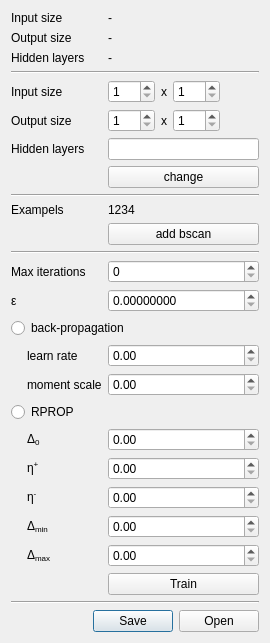
Above: ui/marker_segmentation_nn.ui from neurodial/OCT-Marker before the change. Below: the same form after it.
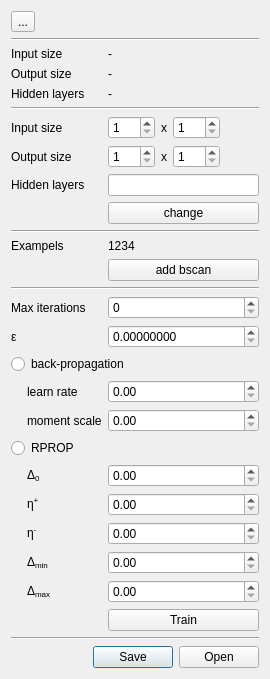
That is the form after the change. Icons and pictures are not drawn.

What changed in the file:
```diff
--- a/ui/marker_segmentation_nn.ui
+++ b/ui/marker_segmentation_nn.ui
@@ -14,24 +14,114 @@
    <string>Form</string>
   </property>
   <layout class="QGridLayout" name="gridLayout_9">
-   <item row="0" column="0" colspan="2">
-    <widget class="QLabel" name="label">
+   <item row="26" column="1">
+    <widget class="QLabel" name="label_19">
      <property name="text">
-      <string>Input size</string>
+      <string>η&lt;sup&gt;+&lt;/sup&gt;</string>
      </property>
     </widget>
    </item>
-   <item row="11" column="2">
-    <widget class="QPushButton" name="pbAddBscanExampels">
+   <item row="25" column="2">
+    <widget class="QDoubleSpinBox" name="sbDelta0"/>
+   </item>
+   <item row="27" column="1">
+    <widget class="QLabel" name="label_20">
      <property name="text">
-      <string>add bscan</string>
+      <string>η&lt;sup&gt;-&lt;/sup&gt;</string>
      </property>
     </widget>
    </item>
-   <item row="19" column="2">
-    <widget class="QDoubleSpinBox" name="sbLearnRate"/>
+   <item row="30" column="0">
+    <widget class="QLabel" name="label_23">
+     <property name="sizePolicy">
+      <sizepolicy hsizetype="Fixed" vsizetype="Preferred">
+       <horstretch>0</horstretch>
+       <verstretch>0</verstretch>
+      </sizepolicy>
+     </property>
+     <property name="minimumSize">
+      <size>
+       <width>10</width>
+       <height>10</height>
+      </size>
+     </property>
+     <property name="baseSize">
+      <size>
+       <width>10</width>
+       <height>10</height>
+      </size>
+     </property>
+     <property name="text">
+      <string/>
+     </property>
+    </widget>
    </item>
-   <item row="4" column="0" colspan="2">
+   <item row="8" column="0" colspan="2">
+    <widget class="QLabel" name="label_25">
+     <property name="enabled">
+      <bool>true</bool>
+     </property>
+     <property name="text">
+      <string>Output size</string>
+     </property>
+    </widget>
+   </item>
+   <item row="10" column="2">
+    <widget class="QPushButton" name="pbSetNNConfig">
+     <property name="enabled">
+      <bool>true</bool>
+     </property>
+     <property name="text">
+      <string>change</string>
+     </property>
+    </widget>
+   </item>
+   <item row="11" column="0" colspan="3">
+    <widget class="Line" name="line_8">
+     <property name="orientation">
+      <enum>Qt::Horizontal</enum>
+     </property>
+    </widget>
+   </item>
+   <item row="5" column="0" colspan="2">
+    <widget class="QLabel" name="label_3">
+     <property name="text">
+      <string>Hidden layers</string>
+     </property>
+    </widget>
+   </item>
+   <item row="9" column="0" colspan="2">
+    <widget class="QLabel" name="label_4">
+     <property name="enabled">
+      <bool>true</bool>
+     </property>
+     <property name="text">
+      <string>Hidden layers</string>
+     </property>
+    </widget>
+   </item>
+   <item row="9" column="2">
+    <widget class="QLineEdit" name="lineEditHiddenLayers">
+     <property name="enabled">
+      <bool>true</bool>
+     </property>
+    </widget>
+   </item>
+   <item row="6" column="0" colspan="3">
+    <widget class="Line" name="line">
+     <property name="orientation">
+      <enum>Qt::Horizontal</enum>
+     </property>
+    </widget>
+   </item>
+   <item row="3" column="2">
+    <widget class="QLabel" name="labelActInputSize">
+     <property name="text">
+      <string>-</string>
+     </property>
+    </widget>
+   </item>
+   <item row="7" column="0" colspan="2">
     <widget class="QLabel" name="label_24">
      <property name="enabled">
       <bool>true</bool>
@@ -41,56 +131,100 @@
      </property>
     </widget>
    </item>
-   <item row="18" column="0" colspan="3">
+   <item row="21" column="0" colspan="3">
     <widget class="QRadioButton" name="rbBackPropagation">
      <property name="text">
       <string>back-propagation</string>
      </property>
     </widget>
    </item>
-   <item row="27" column="2">
+   <item row="30" column="2">
     <widget class="QPushButton" name="pushButtonTrain">
      <property name="text">
       <string>Train</string>
      </property>
     </widget>
    </item>
-   <item row="9" column="2">
+   <item row="23" column="2">
+    <widget class="QDoubleSpinBox" name="sbMomentScale"/>
+   </item>
+   <item row="24" column="0" colspan="3">
+    <widget class="QRadioButton" name="rbRPROP">
+     <property name="text">
+      <string>RPROP</string>
+     </property>
+    </widget>
+   </item>
+   <item row="29" column="1">
+    <widget class="QLabel" name="label_22">
+     <property name="text">
+      <string>Δ&lt;sub&gt;max&lt;/sub&gt;</string>
+     </property>
+    </widget>
+   </item>
+   <item row="23" column="1">
+    <widget class="QLabel" name="label_17">
+     <property name="text">
+      <string>moment scale</string>
+     </property>
+    </widget>
+   </item>
+   <item row="12" column="2">
     <widget class="QLabel" name="labelNumberExampels">
      <property name="text">
       <string>1234</string>
      </property>
     </widget>
    </item>
-   <item row="9" column="0" colspan="2">
+   <item row="12" column="0" colspan="2">
     <widget class="QLabel" name="label_12">
      <property name="text">
       <string>Exampels</string>
      </property>
     </widget>
    </item>
-   <item row="12" column="0" colspan="3">
+   <item row="15" column="0" colspan="3">
     <widget class="Line" name="line_6">
      <property name="orientation">
       <enum>Qt::Horizontal</enum>
      </property>
     </widget>
    </item>
-   <item row="22" column="1">
+   <item row="4" column="2">
+    <widget class="QLabel" name="labelActOutputSize">
+     <property name="text">
+      <string>-</string>
+     </property>
+    </widget>
+   </item>
+   <item row="5" column="2">
+    <widget class="QLabel" name="labelActHiddenLayers">
+     <property name="cursor">
+      <cursorShape>IBeamCursor</cursorShape>
+     </property>
+     <property name="text">
+      <string>-</string>
+     </property>
+     <property name="textInteractionFlags">
+      <set>Qt::TextSelectableByKeyboard|Qt::TextSelectableByMouse</set>
+     </property>
+    </widget>
+   </item>
+   <item row="25" column="1">
     <widget class="QLabel" name="label_18">
      <property name="text">
       <string>Δ&lt;sub&gt;0&lt;/sub&gt;</string>
      </property>
     </widget>
    </item>
-   <item row="19" column="1">
+   <item row="22" column="1">
     <widget class="QLabel" name="label_16">
      <property name="text">
       <string>learn rate</string>
      </property>
     </widget>
    </item>
-   <item row="31" column="1" colspan="2">
+   <item row="34" column="1" colspan="2">
     <widget class="QDialogButtonBox" name="buttonBoxLoadSave">
      <property name="standardButtons">
       <set>QDialogButtonBox::Open|QDialogButtonBox::Save</set>
@@ -100,7 +234,7 @@
      </property>
     </widget>
    </item>
-   <item row="29" column="1">
+   <item row="32" column="1">
     <spacer name="verticalSpacer_4">
      <property name="orientation">
       <enum>Qt::Vertical</enum>
@@ -113,38 +247,21 @@
      </property>
     </spacer>
    </item>
-   <item row="20" column="2">
-    <widget class="QDoubleSpinBox" name="sbMomentScale"/>
-   </item>
-   <item row="21" column="0" colspan="3">
-    <widget class="QRadioButton" name="rbRPROP">
-     <property name="text">
-      <string>RPROP</string>
-     </property>
-    </widget>
-   </item>
-   <item row="20" column="1">
-    <widget class="QLabel" name="label_17">
-     <property name="text">
-      <string>moment scale</string>
-     </property>
-    </widget>
-   </item>
-   <item row="16" column="0" colspan="2">
+   <item row="19" column="0" colspan="2">
     <widget class="QLabel" name="label_15">
      <property name="text">
       <string>ε</string>
      </property>
     </widget>
    </item>
-   <item row="15" column="0" colspan="2">
+   <item row="18" column="0" colspan="2">
     <widget class="QLabel" name="label_14">
      <property name="text">
       <string>Max iterations</string>
      </property>
     </widget>
    </item>
-   <item row="16" column="2">
+   <item row="19" column="2">
     <widget class="QDoubleSpinBox" name="sbEpsilon">
      <property name="decimals">
       <number>8</number>
@@ -154,87 +271,37 @@
      </property>
     </widget>
    </item>
-   <item row="30" column="0" colspan="3">
-    <widget class="Line" name="line_7">
-     <property name="orientation">
-      <enum>Qt::Horizontal</enum>
-     </property>
-    </widget>
+   <item row="26" column="2">
+    <widget class="QDoubleSpinBox" name="sbNuePlus"/>
    </item>
-   <item row="15" column="2">
-    <widget class="QSpinBox" name="sbMaxIterations">
-     <property name="maximum">
-      <number>10000</number>
-     </property>
-    </widget>
+   <item row="27" column="2">
+    <widget class="QDoubleSpinBox" name="sbNueMinus"/>
    </item>
-   <item row="25" column="1">
-    <widget class="QLabel" name="label_21">
-     <property name="text">
-      <string>Δ&lt;sub&gt;min&lt;/sub&gt;</string>
-     </property>
-    </widget>
-   </item>
-   <item row="24" column="1">
-    <widget class="QLabel" name="label_20">
-     <property name="text">
-      <string>η&lt;sup&gt;-&lt;/sup&gt;</string>
-     </property>
-    </widget>
-   </item>
-   <item row="27" column="0">
-    <widget class="QLabel" name="label_23">
-     <property name="sizePolicy">
-      <sizepolicy hsizetype="Fixed" vsizetype="Preferred">
-       <horstretch>0</horstretch>
-       <verstretch>0</verstretch>
-      </sizepolicy>
-     </property>
-     <property name="minimumSize">
-      <size>
-       <width>10</width>
-       <height>10</height>
-      </size>
-     </property>
-     <property name="baseSize">
-      <size>
-       <width>10</width>
-       <height>10</height>
-      </size>
-     </property>
-     <property name="text">
-      <string/>
-     </property>
-    </widget>
-   </item>
-   <item row="5" column="0" colspan="2">
-    <widget class="QLabel" name="label_25">
-     <property name="enabled">
-      <bool>true</bool>
-     </property>
+   <item row="4" column="0" colspan="2">
+    <widget class="QLabel" name="label_2">
      <property name="text">
       <string>Output size</string>
      </property>
     </widget>
    </item>
+   <item row="3" column="0" colspan="2">
+    <widget class="QLabel" name="label">
+     <property name="text">
+      <string>Input size</string>
+     </property>
+    </widget>
+   </item>
+   <item row="14" column="2">
+    <widget class="QPushButton" name="pbAddBscanExampels">
+     <property name="text">
+      <string>add bscan</string>
+     </property>
+    </widget>
+   </item>
+   <item row="22" column="2">
+    <widget class="QDoubleSpinBox" name="sbLearnRate"/>
+   </item>
    <item row="7" column="2">
-    <widget class="QPushButton" name="pbSetNNConfig">
-     <property name="enabled">
-      <bool>true</bool>
-     </property>
-     <property name="text">
-      <string>change</string>
-     </property>
-    </widget>
-   </item>
-   <item row="8" column="0" colspan="3">
-    <widget class="Line" name="line_8">
-     <property name="orientation">
-      <enum>Qt::Horizontal</enum>
-     </property>
-    </widget>
-   </item>
-   <item row="4" column="2">
     <layout class="QHBoxLayout" name="horizontalLayout_6">
      <item>
       <widget class="QSpinBox" name="spinBoxInputX">
@@ -287,7 +354,13 @@
      </item>
     </layout>
    </item>
-   <item row="5" column="2">
+   <item row="29" column="2">
+    <widget class="QDoubleSpinBox" name="sbDeltaMax"/>
+   </item>
+   <item row="28" column="2">
+    <widget class="QDoubleSpinBox" name="sbDeltaMin"/>
+   </item>
+   <item row="8" column="2">
     <layout class="QHBoxLayout" name="horizontalLayout_8">
      <item>
       <widget class="QSpinBox" name="spinBoxOutputX">
@@ -340,97 +413,65 @@
      </item>
     </layout>
    </item>
-   <item row="23" column="1">
-    <widget class="QLabel" name="label_19">
-     <property name="text">
-      <string>η&lt;sup&gt;+&lt;/sup&gt;</string>
+   <item row="33" column="0" colspan="3">
+    <widget class="Line" name="line_7">
+     <property name="orientation">
+      <enum>Qt::Horizontal</enum>
      </property>
     </widget>
    </item>
-   <item row="22" column="2">
-    <widget class="QDoubleSpinBox" name="sbDelta0"/>
-   </item>
-   <item row="26" column="1">
-    <widget class="QLabel" name="label_22">
-     <property name="text">
-      <string>Δ&lt;sub&gt;max&lt;/sub&gt;</string>
+   <item row="18" column="2">
+    <widget class="QSpinBox" name="sbMaxIterations">
+     <property name="maximum">
+      <number>10000</number>
      </property>
     </widget>
    </item>
-   <item row="26" column="2">
-    <widget class="QDoubleSpinBox" name="sbDeltaMax"/>
-   </item>
-   <item row="25" column="2">
-    <widget class="QDoubleSpinBox" name="sbDeltaMin"/>
-   </item>
-   <item row="23" column="2">
-    <widget class="QDoubleSpinBox" name="sbNuePlus"/>
-   </item>
-   <item row="24" column="2">
-    <widget class="QDoubleSpinBox" name="sbNueMinus"/>
-   </item>
-   <item row="1" column="0" colspan="2">
-    <widget class="QLabel" name="label_2">
+   <item row="28" column="1">
+    <widget class="QLabel" name="label_21">
      <property name="text">
-      <string>Output size</string>
+      <string>Δ&lt;sub&gt;min&lt;/sub&gt;</string>
      </property>
     </widget>
    </item>
-   <item row="2" column="0" colspan="2">
-    <widget class="QLabel" name="label_3">
-     <property name="text">
-      <string>Hidden layers</string>
-     </property>
-    </widget>
+   <item row="0" column="0" colspan="3">
+    <layout class="QHBoxLayout" name="horizontalLayout">
+     <item>
+      <widget class="QToolButton" name="btnShowInOutNN">
+       <property name="text">
+        <string>...</string>
+       </property>
+       <property name="icon">
+        <iconset resource="../application.qrc">
+         <normaloff>:/icons/layers.png</normaloff>:/icons/layers.png</iconset>
+       </property>
+       <property name="checkable">
+        <bool>true</bool>
+       </property>
+      </widget>
+     </item>
+     <item>
+      <spacer name="horizontalSpacer">
+       <property name="orientation">
+        <enum>Qt::Horizontal</enum>
+       </property>
+       <property name="sizeHint" stdset="0">
+        <size>
+         <width>40</width>
+         <height>20</height>
+        </size>
+       </property>
+      </spacer>
+     </item>
+    </layout>
    </item>
-   <item row="6" column="0" colspan="2">
-    <widget class="QLabel" name="label_4">
-     <property name="enabled">
-      <bool>true</bool>
-     </property>
-     <property name="text">
-      <string>Hidden layers</string>
-     </property>
-    </widget>
-   </item>
-   <item row="6" column="2">
-    <widget class="QLineEdit" name="lineEditHiddenLayers">
-     <property name="enabled">
-      <bool>true</bool>
-     </property>
-    </widget>
-   </item>
-   <item row="3" column="0" colspan="3">
-    <widget class="Line" name="line">
+   <item row="1" column="0" colspan="3">
+    <widget class="Line" name="line_2">
      <property name="orientation">
       <enum>Qt::Horizontal</enum>
      </property>
     </widget>
    </item>
-   <item row="0" column="2">
-    <widget class="QLabel" name="labelActInputSize">
-     <property name="text">
-      <string>-</string>
-     </property>
-    </widget>
-   </item>
-   <item row="1" column="2">
-    <widget class="QLabel" name="labelActOutputSize">
-     <property name="text">
-      <string>-</string>
-     </property>
-    </widget>
-   </item>
-   <item row="2" column="2">
-    <widget class="QLabel" name="labelActHiddenLayers">
-     <property name="text">
-      <string>-</string>
-     </property>
-     <property name="textInteractionFlags">
-      <set>Qt::TextSelectableByKeyboard|Qt::TextSelectableByMouse</set>
-     </property>
-    </widget>
-   </item>
   </layout>
  </widget>
  <resources/>
```
Left out of the diff: 4 changed lines with no effect on the pictures.
